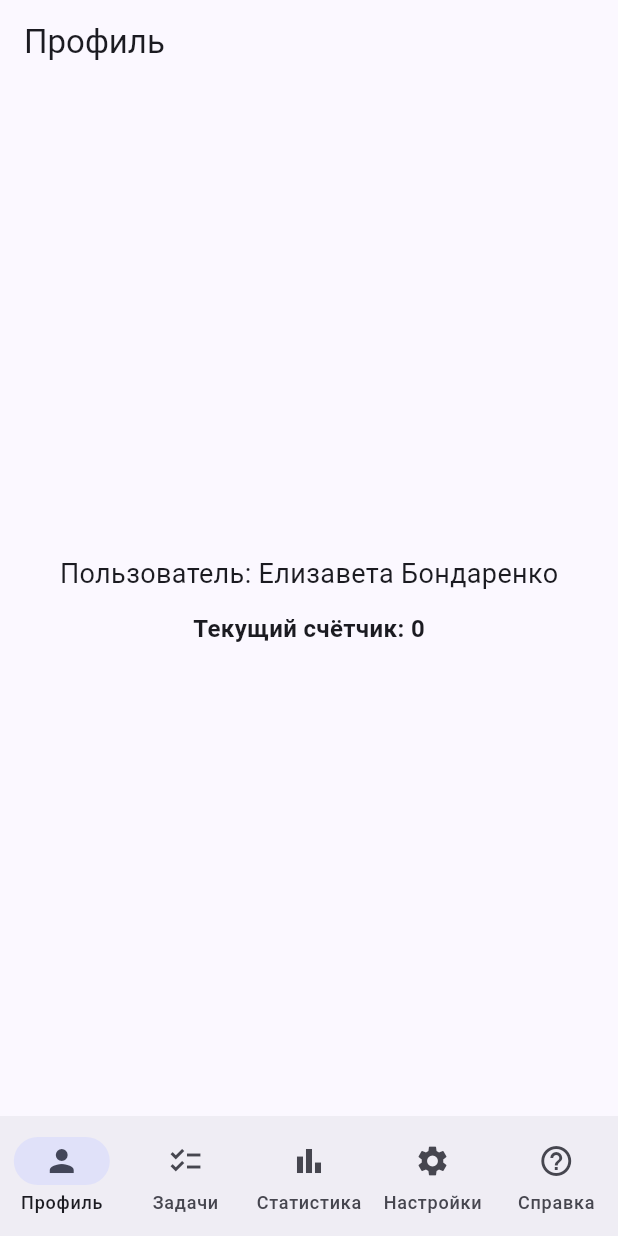
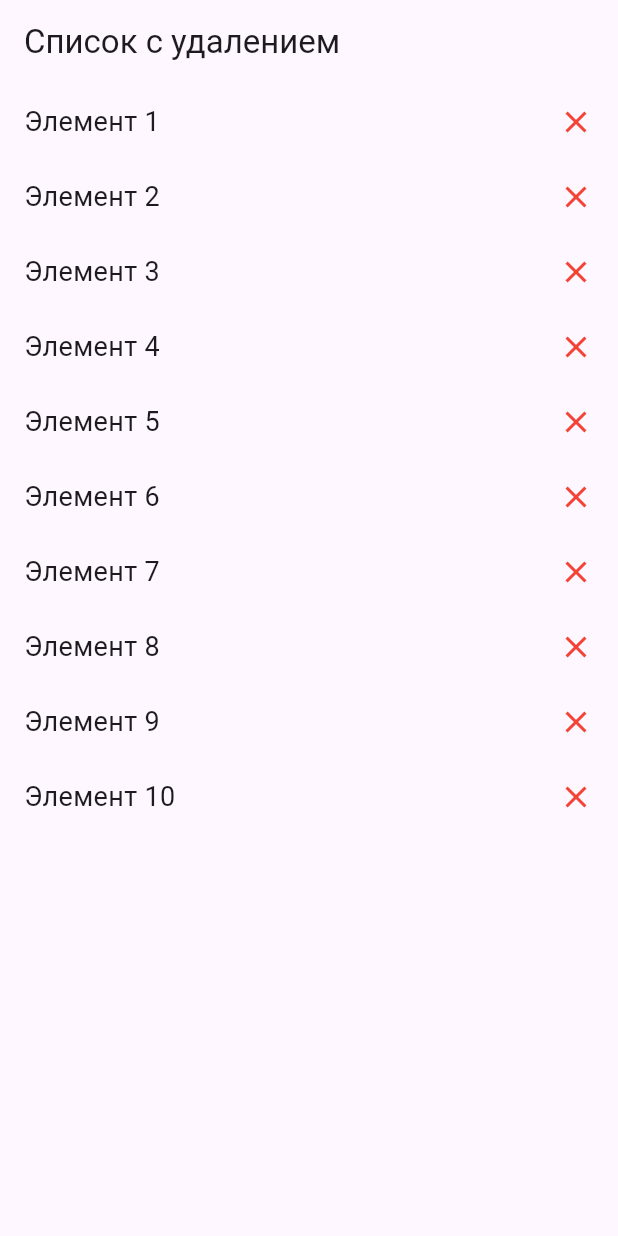
Before and after one commit to lui0000/flitter-2-3, a Flutter app: the screen it shows after launch, on a phone screen of 412 x 824 dp. Run offline on Flutter 3.47's test engine with Material 3 defaults, Android fonts, the phone set to English and light mode, and no system bars.

Commit message:
Демонстрация виджета ListView

```diff
--- a/lib/main.dart
+++ b/lib/main.dart
@@ -1,102 +1,50 @@
 import 'package:flutter/material.dart';
-import 'screens/profile_screen.dart';
-import 'screens/tasks_screen.dart';
-import 'screens/stats_screen.dart';
-import 'screens/settings_screen.dart';
-import 'screens/help_screen.dart';
 
 void main() {
-  runApp(const AppRoot());
+  runApp(const MaterialApp(home: DeletableList()));
 }
 
-class AppRoot extends StatelessWidget {
-  const AppRoot({super.key});
+class DeletableList extends StatefulWidget {
+  const DeletableList({super.key});
+
+  @override
+  State<DeletableList> createState() => _DeletableListState();
+}
+
+class _DeletableListState extends State<DeletableList> {
+  List<String> items = List.generate(10, (index) => 'Элемент ${index + 1}');
 
   @override
   Widget build(BuildContext context) {
-    return MaterialApp(
-      title: 'Content Switch Demo',
-      theme: ThemeData(
-        colorScheme: ColorScheme.fromSeed(seedColor: Colors.indigo),
-        useMaterial3: true,
-      ),
-      home: const HomeShell(),
-    );
-  }
-}
-
-class HomeShell extends StatefulWidget {
-  const HomeShell({super.key});
-
-  @override
-  State<HomeShell> createState() => _HomeShellState();
-}
-
-class _HomeShellState extends State<HomeShell> {
-  int _index = 0;
-
-  String _userName = 'Елизавета Бондаренко';
-  int _step = 1;
-  int _counter = 0;
-  final List<String> _tasks = [
-    'Сверстать виджеты',
-    'Добавить StatefulWidget',
-    'Сделать навигацию',
-    'Связать экраны состоянием',
-    'Подготовить отчёт',
-  ];
-
-  void incrementCounter() {
-    setState(() {
-      _counter += _step;
-    });
-  }
-
-  void updateStep(int newStep) {
-    setState(() {
-      _step = newStep.clamp(1, 10);
-    });
-  }
-
-  void addTask(String task) {
-    setState(() {
-      _tasks.add(task);
-    });
-  }
-
-  void removeTaskAt(int i) {
-    setState(() {
-      if (i >= 0 && i < _tasks.length) _tasks.removeAt(i);
-    });
-  }
-
-  @override
-  Widget build(BuildContext context) {
-    final pages = <Widget>[
-      ProfileScreen(userName: _userName, counter: _counter),
-      TasksScreen(tasks: _tasks, onAdd: addTask, onRemoveAt: removeTaskAt),
-      StatsScreen(counter: _counter, step: _step, onIncrement: incrementCounter),
-      SettingsScreen(step: _step, onStepChanged: updateStep),
-      HelpScreen(),
-    ];
-
     return Scaffold(
-      appBar: AppBar(
-        title: Text(
-          ['Профиль', 'Задачи', 'Статистика', 'Настройки', 'Справка'][_index],
-        ),
-      ),
-      body: SafeArea(child: pages[_index]),
-      bottomNavigationBar: NavigationBar(
-        selectedIndex: _index,
-        onDestinationSelected: (i) => setState(() => _index = i),
-        destinations: const [
-          NavigationDestination(icon: Icon(Icons.person), label: 'Профиль'),
-          NavigationDestination(icon: Icon(Icons.checklist), label: 'Задачи'),
-          NavigationDestination(icon: Icon(Icons.bar_chart), label: 'Статистика'),
-          NavigationDestination(icon: Icon(Icons.settings), label: 'Настройки'),
-          NavigationDestination(icon: Icon(Icons.help_outline), label: 'Справка'),
-        ],
+      appBar: AppBar(title: const Text('Список с удалением')),
+      body: ListView(
+        children: items.map((item) {
+          return Container(
+            key: ValueKey(item),
+            padding: const EdgeInsets.symmetric(vertical: 12, horizontal: 16),
+            child: Row(
+              mainAxisAlignment: MainAxisAlignment.spaceBetween,
+              children: [
+                Text(
+                  item,
+                  style: const TextStyle(fontSize: 18),
+                ),
+                GestureDetector(
+                  onTap: () {
+                    setState(() {
+                      items.remove(item);
+                    });
+                  },
+                  child: const Icon(
+                    Icons.close,
+                    color: Colors.red,
+                  ),
+                ),
+              ],
+            ),
+          );
+        }).toList(),
       ),
     );
   }
--- a/lib/screens/help_screen.dart
+++ /dev/null
@@ -1,23 +0,0 @@
-import 'package:flutter/material.dart';
-
-class HelpScreen extends StatelessWidget {
-  const HelpScreen({super.key});
-
-  @override
-  Widget build(BuildContext context) {
-    return ListView(
-      padding: const EdgeInsets.all(16),
-      children: const [
-        Text('Справка', style: TextStyle(fontSize: 20, fontWeight: FontWeight.w700)),
-        SizedBox(height: 12),
-        Text('1. Профиль показывает имя и текущее значение счётчика.'),
-        SizedBox(height: 6),
-        Text('2. Задачи - добавление и удаление элементов списка.'),
-        SizedBox(height: 6),
-        Text('3. Статистика - увеличение счётчика по текущему шагу.'),
-        SizedBox(height: 6),
-        Text('4. Настройки - выбор шага, влияет на Статистику и Профиль.'),
-      ],
-    );
-  }
-}
--- a/lib/screens/profile_screen.dart
+++ /dev/null
@@ -1,23 +0,0 @@
-import 'package:flutter/material.dart';
-
-class ProfileScreen extends StatelessWidget {
-  const ProfileScreen({super.key, required this.userName, required this.counter});
-
-  final String userName;
-  final int counter;
-
-  @override
-  Widget build(BuildContext context) {
-    return Center(
-      child: Column(
-        mainAxisSize: MainAxisSize.min,
-        children: [
-          Text('Пользователь: $userName', style: const TextStyle(fontSize: 18)),
-          const SizedBox(height: 12),
-          Text('Текущий счётчик: $counter',
-              style: const TextStyle(fontSize: 16, fontWeight: FontWeight.w600)),
-        ],
-      ),
-    );
-  }
-}
```
Also changed, not shown: lib/screens/settings_screen.dart (deleted, +0 -39 lines), lib/screens/stats_screen.dart (deleted, +0 -35 lines), lib/screens/tasks_screen.dart (deleted, +0 -79 lines), lib/widgets/counter_panel.dart (deleted, +0 -75 lines), lib/widgets/my_info_block.dart (deleted, +0 -27 lines).
